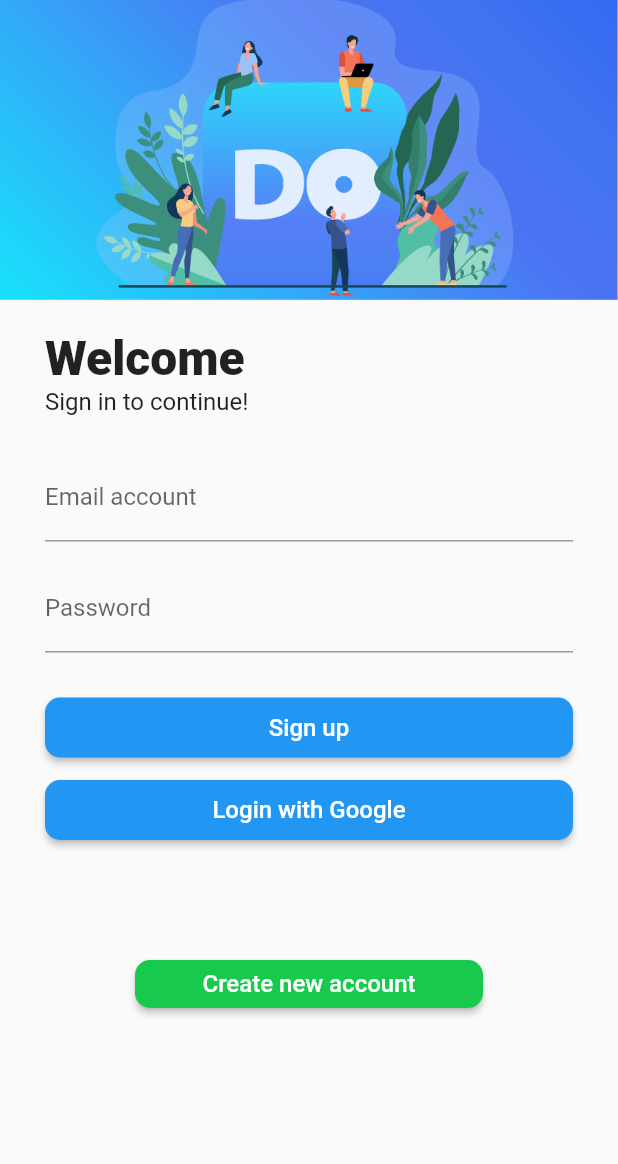
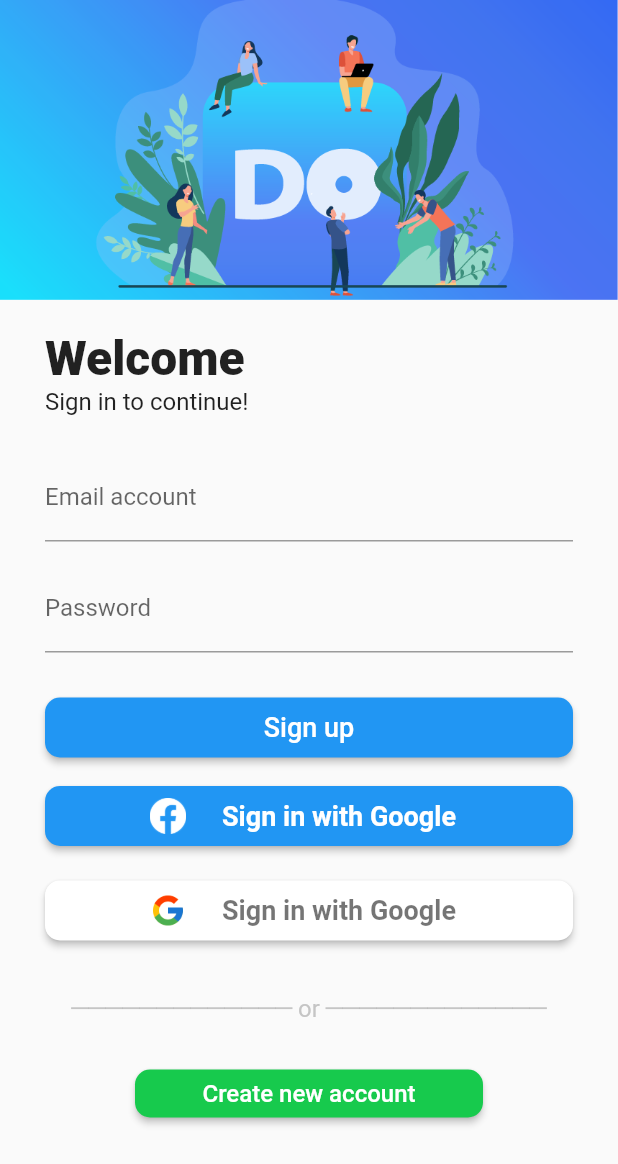
Before and after one commit to treepope/flutter_app, a Flutter app: the screen it shows after launch, on a phone screen of 412 x 824 dp. Shown: the top 1164 px of the screen. Run offline on Flutter 3.47's test engine with Material 2 defaults, Android fonts, the phone set to English and light mode, and no system bars; our stand-ins replace cloud_firestore, firebase_auth, firebase_core, fluttertoast, form_field_validator, google_sign_in and 1 more; missing offline and left inert: dart:ffi; accounts and stored records are empty; project files that could hold a hidden picture were left out.

Commit message:
sign-in-success

```diff
--- a/lib/screen/login.dart
+++ b/lib/screen/login.dart
@@ -1,3 +1,5 @@
+// ignore_for_file: unnecessary_new
+
 import 'package:firebase_auth/firebase_auth.dart';
 import 'package:firebase_core/firebase_core.dart';
 import 'package:flutter/material.dart';
@@ -7,6 +9,8 @@ import 'package:fluttertoast/fluttertoast.dart';
 import 'package:form_field_validator/form_field_validator.dart';
 import 'package:google_sign_in/google_sign_in.dart';
 import 'package:provider/provider.dart';
+
+import '../services/firebase_services.dart';
 
 class LoginScreen extends StatefulWidget {
   dynamic user = FirebaseAuth.instance.currentUser;
@@ -36,19 +40,19 @@ class _LoginScreenState extends State<LoginScreen> {
     return firebaseApp;
   }
 
-Future<void> loginWithGoogle(BuildContext context) async {
-    GoogleSignIn googleSignIn = GoogleSignIn(
-      scopes: [
-        'https://www.googleapis.com/auth/contacts.readonly',
-      ],
-    );
-    GoogleSignInAccount? user = await googleSignIn.signIn();
-    GoogleSignInAuthentication userAuth = await user!.authentication;
+// Future<void> loginWithGoogle(BuildContext context) async {
+//     GoogleSignIn googleSignIn = GoogleSignIn(
+//       scopes: [
+//         'https://www.googleapis.com/auth/contacts.readonly',
+//       ],
+//     );
+//     GoogleSignInAccount? user = await googleSignIn.signIn();
+//     GoogleSignInAuthentication userAuth = await user!.authentication;
 
-    await _auth.signInWithCredential(GoogleAuthProvider.credential(
-        idToken: userAuth.idToken, accessToken: userAuth.accessToken));
-    // checkAuth(context); // after success route to home.
-  }
+//     await _auth.signInWithCredential(GoogleAuthProvider.credential(
+//         idToken: userAuth.idToken, accessToken: userAuth.accessToken));
+//     // checkAuth(context); // after success route to home.
+//   }
 
   String? _email;
   String? _password;
@@ -99,11 +103,6 @@ Future<void> loginWithGoogle(BuildContext context) async {
               child: Column(crossAxisAlignment: CrossAxisAlignment.start,
                 children: [
 
-                  // const Text('Sign in', style: TextStyle(
-                  //   fontSize: 30,
-                  //   fontWeight: FontWeight.w900,
-                  // )),
-
                   const Text('Welcome',style: TextStyle(
                         fontSize: 32,
                         fontWeight: FontWeight.w900,
@@ -117,11 +116,6 @@ Future<void> loginWithGoogle(BuildContext context) async {
                     margin: const EdgeInsets.fromLTRB(0, 5, 0, 0),
                     height: 20,
                   ),
-
-                  // SvgPicture.asset('assets/img/login-cover.svg'),
-                  // Image.asset(
-                  //   'assets/img/login-cover.png',
-                  // ),
 
                   TextFormField(
                     decoration: const InputDecoration(
@@ -157,22 +151,6 @@ Future<void> loginWithGoogle(BuildContext context) async {
                     height: 15,
                   ),
 
-                  // Container(
-                  //   child: Text('Sign up',
-                  //     textScaleFactor: 2,
-                  //     style: TextStyle(fontSize: 10,color: Colors.black),
-                  //   ),
-
-                  //   decoration: BoxDecoration(
-                  //     borderRadius: BorderRadius.circular(12),
-                  //     color: Color.fromARGB(255, 231, 0, 0),
-                  //   ),
-
-                  //   width: double.infinity,
-                  //   height: 40,
-                  //   alignment: Alignment.center,
-                  // ),
-
                   InkWell(
                     child: Container(
                       margin: const EdgeInsets.fromLTRB(0, 15, 0, 0),
@@ -184,7 +162,7 @@ Future<void> loginWithGoogle(BuildContext context) async {
                             borderRadius: new BorderRadius.circular(10)
                           )
                         ),
-                      child: const Text('Sign up',style: TextStyle(fontSize: 16),),
+                      child: const Text('Sign up',style: TextStyle(fontSize: 18 ),),
                         onPressed: () async{
                           User? user = await loginUsingEmailPassword(
                             email: _emailController.text,
@@ -210,40 +188,112 @@ Future<void> loginWithGoogle(BuildContext context) async {
                     ),
                   ),
 
-                InkWell(
-                  child: Container(
+
+
+                  InkWell(
+                    child: Container(
                       margin: const EdgeInsets.fromLTRB(0, 15, 0, 0),
                       width: double.infinity,
-                      height: 40,
+                      // alignment: Alignment.center,
                       child: ElevatedButton(
-                        style: ElevatedButton.styleFrom(
-                          shape: new RoundedRectangleBorder(
-                            borderRadius: new BorderRadius.circular(10)
-                          )
+                          style: ElevatedButton.styleFrom(
+                            shape: new RoundedRectangleBorder(
+                              borderRadius: new BorderRadius.circular(10)
+                            ),
+                            // primary: Color.fromARGB(255, 255, 255, 255),
+                            onPrimary: Colors.black,
+                          ),
+                        onPressed: () async {},
+                        child: Padding(
+                          padding: const EdgeInsets.fromLTRB(0, 8, 0, 8),
+                          child: Row(
+                            mainAxisSize: MainAxisSize.min,
+                            mainAxisAlignment: MainAxisAlignment.center,
+                            children: const [
+                              Image(
+                                image: AssetImage("assets/img/icon/facebook-white.png"),
+                                height: 24,
+                                width: 24,
+                              ),
+                              Padding(
+                                padding: EdgeInsets.only(left: 24, right: 8),
+                                child: Text(
+                                  'Sign in with Google',
+                                  style: TextStyle(
+                                    fontSize: 18,
+                                    color: Color.fromARGB(255, 255, 255, 255),
+                                    fontWeight: FontWeight.w600,
+                                  ),
+                                ),
+                              ),
+                            ],
+                          ),
                         ),
-                      child: const Text('Login with Google',style: TextStyle(fontSize: 16),),
-                        onPressed: () => loginWithGoogle(context)
                       ),
                     ),
+                  ),
 
-                  // child: Container(
-                  //   constraints: BoxConstraints.expand(height: 50),
-                  //   child: Text("Login with Google ",
-                  //     textAlign: TextAlign.center,
-                  //     style: TextStyle(fontSize: 18, color: Color.fromARGB(255, 255, 255, 255))
-                  //   ),
-                  //   decoration: BoxDecoration(
-                  //     borderRadius: BorderRadius.circular(16), color: Color.fromARGB(255, 22, 154, 241)
-                  //   ),
-                  //   margin: EdgeInsets.only(top: 12),
-                  //   padding: EdgeInsets.all(12)
-                  // ),
-                  // onTap: () => loginWithGoogle(context)
+
+                  InkWell(
+                    child: Container(
+                      margin: const EdgeInsets.fromLTRB(0, 15, 0, 0),
+                      // alignment: Alignment.center,
+                      width: double.infinity,
+                      child: ElevatedButton(
+                          style: ElevatedButton.styleFrom(
+                            shape: new RoundedRectangleBorder(
+                              borderRadius: new BorderRadius.circular(10)
+                            ),
+                            primary: Color.fromARGB(255, 255, 255, 255),
+                            onPrimary: Colors.black,
+                          ),
+                        onPressed: () async {
+                          await FirebaseServices().signInWithGoogle();
+                          Navigator.push(context, MaterialPageRoute(builder: (context) => HomeScreen()));
+                        },
+                        child: Padding(
+                          padding: const EdgeInsets.fromLTRB(0, 8, 0, 8),
+                          child: Row(
+                            mainAxisSize: MainAxisSize.min,
+                            mainAxisAlignment: MainAxisAlignment.center,
+                            children: const [
+                              Image(
+                                image: AssetImage("assets/img/icon/google.png"),
+                                height: 24,
+                                width: 24,
+                              ),
+                              Padding(
+                                padding: EdgeInsets.only(left: 24, right: 8),
+                                child: Text(
+                                  'Sign in with Google',
+                                  style: TextStyle(
+                                    fontSize: 18,
+                                    color: Colors.black54,
+                                    fontWeight: FontWeight.w600,
+                                  ),
+                                ),
+                              ),
+                            ],
+                          ),
+                        ),
+                      ),
+                    ),
+                  ),
+
+                  Container(
+                    margin: const EdgeInsets.fromLTRB(0, 30, 0, 0),
+                    alignment: Alignment.center,
+                    child: const Text("───────────── or ─────────────",
+                      style: TextStyle(
+                        fontSize: 16,
+                        color: Color.fromARGB(150, 160, 160, 160)
+                      ),
+                    ),
                   ),
 
                   InkWell(
                     child: Container(
-                      margin: const EdgeInsets.fromLTRB(60, 80, 60, 0),
+                      margin: const EdgeInsets.fromLTRB(60, 30, 60, 0),
                       width: double.infinity,
                       height: 32,
                       child: ElevatedButton(
--- a/pubspec.yaml
+++ b/pubspec.yaml
@@ -46,6 +46,7 @@ dependencies:
   google_sign_in: ^5.4.1
   easy_localization: ^3.0.1
   provider: ^6.0.3
+  flutter_signin_button: ^2.0.0
 
 flutter_icons:
   android: true
@@ -75,6 +76,7 @@ flutter:
 
   assets:
       - assets/img/
+      - assets/img/icon/
       - assets/img/login-cover.png
       - assets/img/join-ppl.png
 
```
Also changed, not shown: lib/screen/home.dart (+15 -4 lines), lib/screen/newRegister.dart (deleted, +0 -160 lines), lib/services/firebase_services.dart (added, +44 -0 lines), assets/img/icon/facebook-white.png (added), assets/img/icon/facebook.png (added), assets/img/icon/google.png (added), pubspec.lock, 2 other files.
